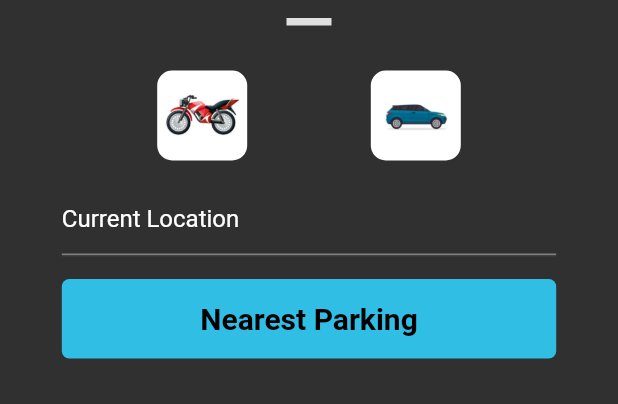
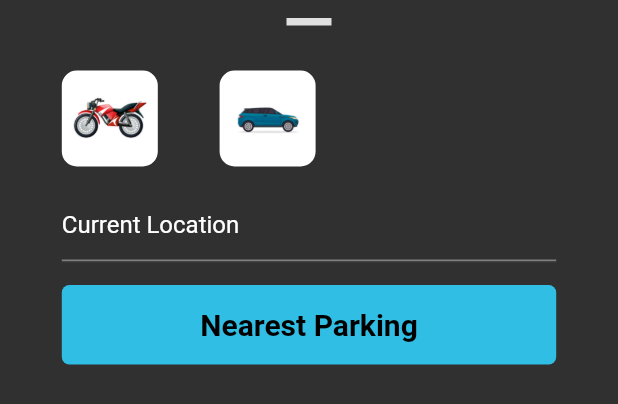
Before and after one commit to PrabeshTimilsina/ParkEase, a Flutter app: the PanelWidget widget shown alone on an empty page, opened directly with empty values, on a phone screen of 412 x 824 dp. Shown: the top 404 px of the screen. Run offline on Flutter 3.47's test engine with Material 2 defaults, Android fonts, the phone set to English and light mode, and no system bars; our stand-ins replace hexcolor, sliding_up_panel; missing offline and left inert: flutter_osm_plugin.

Commit message:
Changed logic for square tile making it stateful and adding selection logic

```diff
--- a/frontend/lib/presentation/components/panel_widget.dart
+++ b/frontend/lib/presentation/components/panel_widget.dart
@@ -10,13 +10,23 @@ import 'package:provider/provider.dart';
 
 var Vehicle;
 
-class PanelWidget extends StatelessWidget {
+class PanelWidget extends StatefulWidget {
   final ScrollController controller;
+
   const PanelWidget({super.key, required this.controller});
 
   @override
+  State<PanelWidget> createState() => _PanelWidgetState();
+}
+
+class _PanelWidgetState extends State<PanelWidget> {
+  bool isbike = false;
+
+  bool iscar = false;
+
+  @override
   Widget build(BuildContext context) => ListView(
-        controller: controller,
+        controller: widget.controller,
         padding: EdgeInsets.zero,
         children: [
           const SizedBox(
@@ -27,23 +37,34 @@ class PanelWidget extends StatelessWidget {
             height: 30,
           ),
           Row(
-            mainAxisAlignment: MainAxisAlignment.center,
             children: [
+              SizedBox(
+                width: MediaQuery.of(context).size.width * 0.1,
+              ),
               InkWell(
                 onTap: () {
+                  isbike = !isbike;
+                  iscar = false;
                   Vehicle = 'Bike';
+                  setState(() {});
                 },
-                child:
-                    const SquareTile(imageLocation: 'assets/images/bike.jpg'),
+                child: SquareTile(
+                  isselected: isbike,
+                  imageLocation: 'assets/images/bike.jpg',
+                ),
               ),
               SizedBox(
-                width: MediaQuery.of(context).size.width * 0.2,
+                width: MediaQuery.of(context).size.width * 0.1,
               ),
               InkWell(
                 onTap: () {
                   Vehicle = 'Car';
+                  iscar = !iscar;
+                  isbike = false;
+                  setState(() {});
                 },
-                child: const SquareTile(imageLocation: 'assets/images/car.jpg'),
+                child: SquareTile(
+                    isselected: iscar, imageLocation: 'assets/images/car.jpg'),
               ),
             ],
           ),
@@ -77,20 +98,25 @@ class PanelWidget extends StatelessWidget {
           const SizedBox(
             height: 15,
           ),
-          Consumer<CurrentLocationModel>( builder: (context, currentLocationModel, child) {
+          Consumer<CurrentLocationModel>(
+              builder: (context, currentLocationModel, child) {
             return MyButton(
               onTap: () async {
-
-                NearbyParkings nearbyParkings = NearbyParkings(currentLocation: currentLocationModel.currentLocation);
-                await nearbyParkings.setParkingAreas(location: currentLocationModel.currentLocation);
+                NearbyParkings nearbyParkings = NearbyParkings(
+                    currentLocation: currentLocationModel.currentLocation);
+                await nearbyParkings.setParkingAreas(
+                    location: currentLocationModel.currentLocation);
                 Navigator.push(
                   context,
-                  MaterialPageRoute(builder: (context) => parkingList(nearbyParkings: nearbyParkings,)),
+                  MaterialPageRoute(
+                      builder: (context) => parkingList(
+                            nearbyParkings: nearbyParkings,
+                          )),
                 );
               },
               buttonName: 'Nearest Parking',
-            );}
-          )
+            );
+          })
         ],
       );
 }
--- a/frontend/lib/presentation/components/square_tile.dart
+++ b/frontend/lib/presentation/components/square_tile.dart
@@ -1,14 +1,20 @@
 import 'package:flutter/material.dart';
 
 class SquareTile extends StatelessWidget {
+  final bool isselected;
   final String imageLocation;
-  const SquareTile({super.key, required this.imageLocation});
+  const SquareTile(
+      {super.key, required this.isselected, required this.imageLocation});
 
   @override
   Widget build(BuildContext context) {
     return Container(
       padding: const EdgeInsets.all(5),
       decoration: BoxDecoration(
+        border: Border.all(
+          color: isselected ? Colors.blue : Colors.white,
+          width: 2,
+        ),
         borderRadius: BorderRadius.circular(10),
         color: Colors.white,
       ),
```
